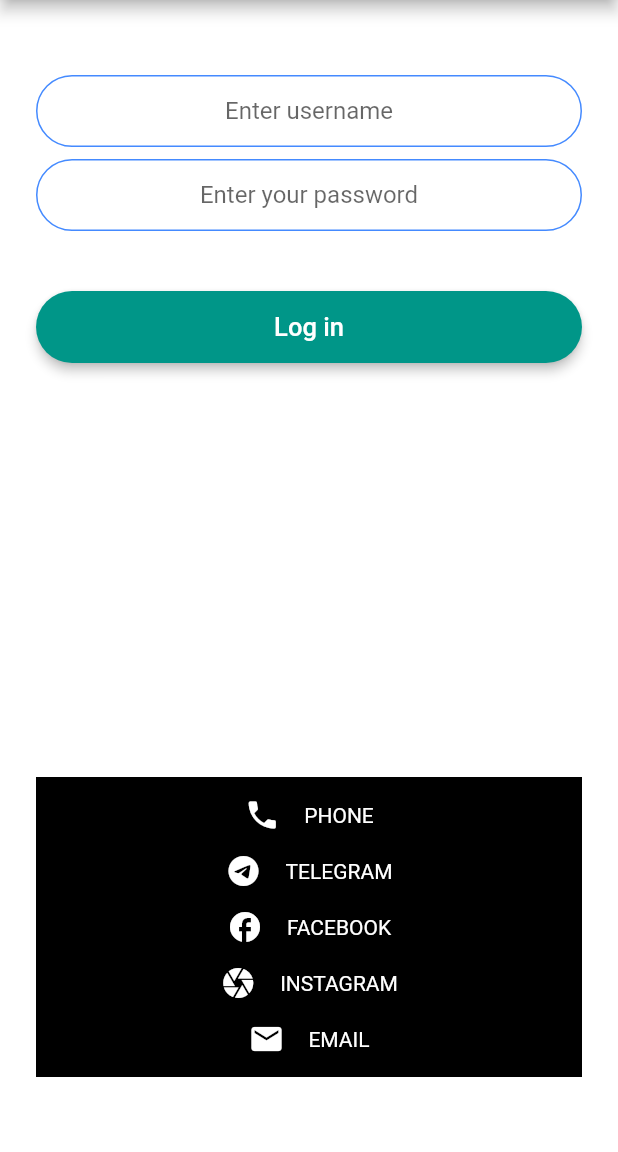
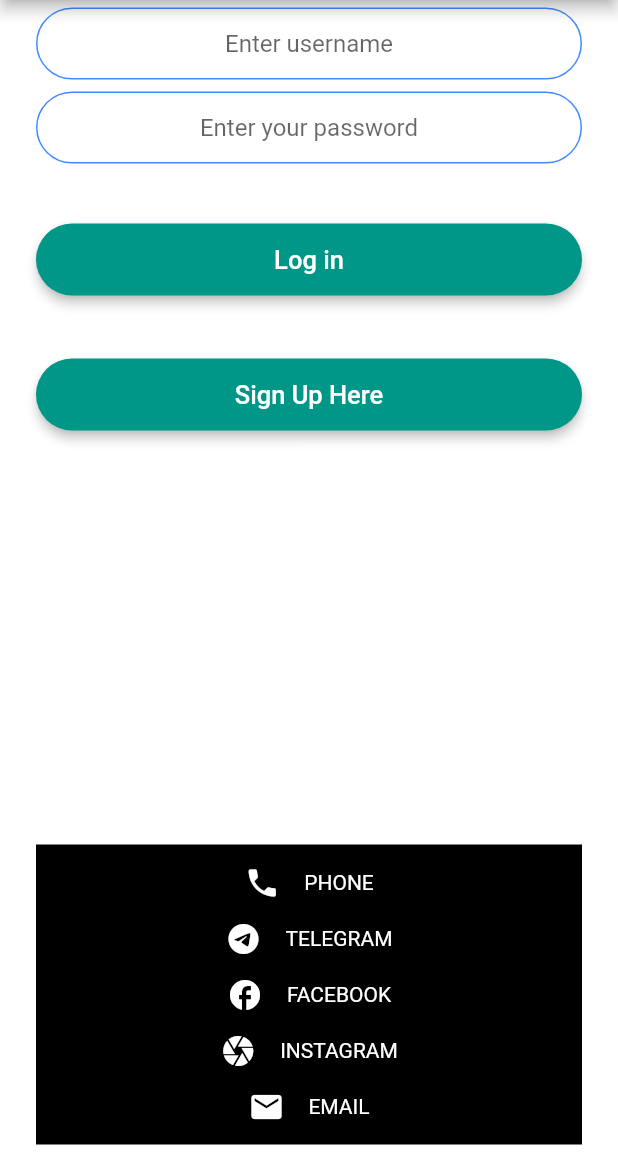
Before and after one commit to TesfayeAdugna/Erdata-App, a Flutter app: the LoginScreen screen opened by its route, on a phone screen of 412 x 824 dp, the part 84-1236 px from its top. Run offline on Flutter 3.47's test engine with Material 2 defaults, Android fonts, the phone set to English and light mode, and no system bars; our stand-ins replace dropdown_button2, equatable, flutter_bloc, go_router.

Commit message:
add sign up

```diff
--- a/frontend/lib/forms/login.dart
+++ b/frontend/lib/forms/login.dart
@@ -44,6 +44,12 @@ class _LoginScreenState extends State<LoginScreen> {
               text: 'Log in',
               color: Colors.teal.shade500,
             ),
+            SizedBox(height: 10),
+            RoundedButton(
+              onPressed: () {},
+              text: 'Sign Up Here',
+              color: Colors.teal.shade500,
+            ),
             SizedBox(height: 260),
             Footer(),
           ],
```
